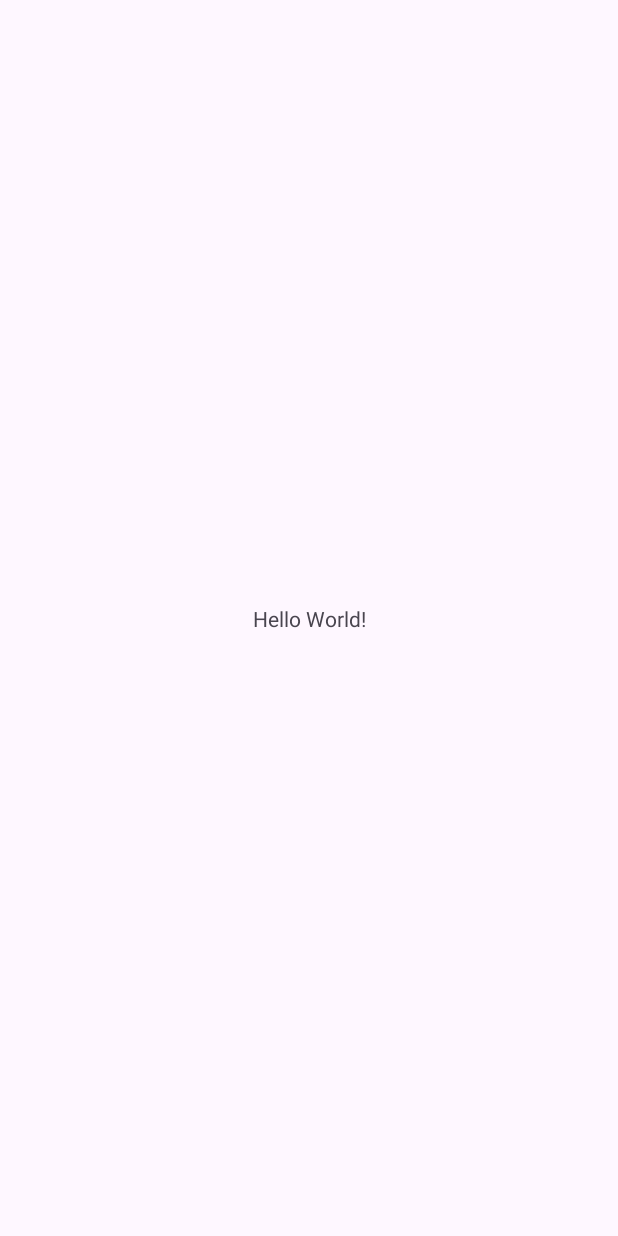
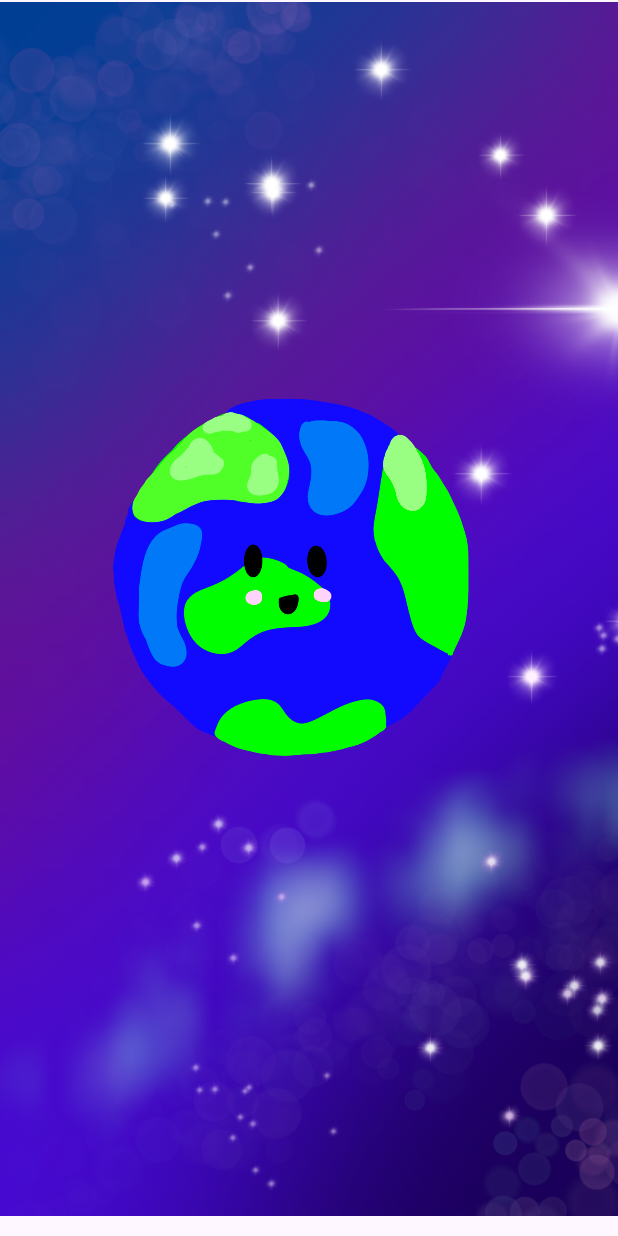
Before and after one commit to PatrickStarkmann/PlanetTamagotchi, an Android app: the screen it shows after launch (MainActivity), on a phone screen of 412 x 824 dp. Before the commit the screen is almost empty. Run offline under Robolectric (Android 15) with nearby library versions, the phone set to English and light mode, and no system bars.

Commit message:
Planet und Hintergrund.png

```diff
--- a/app/src/main/res/layout/activity_main.xml
+++ b/app/src/main/res/layout/activity_main.xml
@@ -7,13 +7,20 @@
     android:layout_height="match_parent"
     tools:context=".MainActivity">
 
-    <TextView
+    <ImageView
+        android:id="@+id/imageView7"
+        android:layout_width="506dp"
+        android:layout_height="812dp"
+        app:srcCompat="@drawable/Hintergrund"
+        tools:layout_editor_absoluteX="-41dp"
+        tools:layout_editor_absoluteY="-49dp" />
+
+    <ImageView
+        android:id="@+id/imageView8"
         android:layout_width="wrap_content"
         android:layout_height="wrap_content"
-        android:text="Hello World!"
-        app:layout_constraintBottom_toBottomOf="parent"
-        app:layout_constraintEnd_toEndOf="parent"
-        app:layout_constraintStart_toStartOf="parent"
-        app:layout_constraintTop_toTopOf="parent" />
+        app:srcCompat="@drawable/Tamagotchi"
+        tools:layout_editor_absoluteX="16dp"
+        tools:layout_editor_absoluteY="16dp" />
 
 </androidx.constraintlayout.widget.ConstraintLayout>
```
Also changed, not shown: app/src/main/res/drawable/Hintergrund.png (added), app/src/main/res/drawable/Minigame.png (added), app/src/main/res/drawable/ShopButton.png (added), app/src/main/res/drawable/Sterne(MONEY).png (added), app/src/main/res/drawable/Tamagotchi.png (added).
